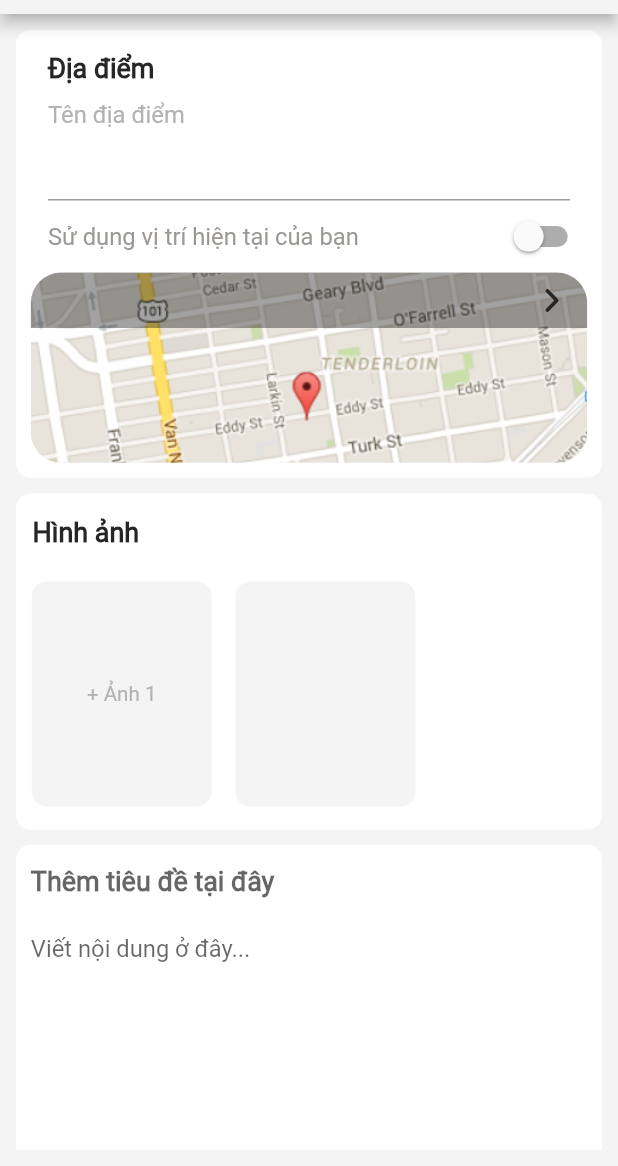
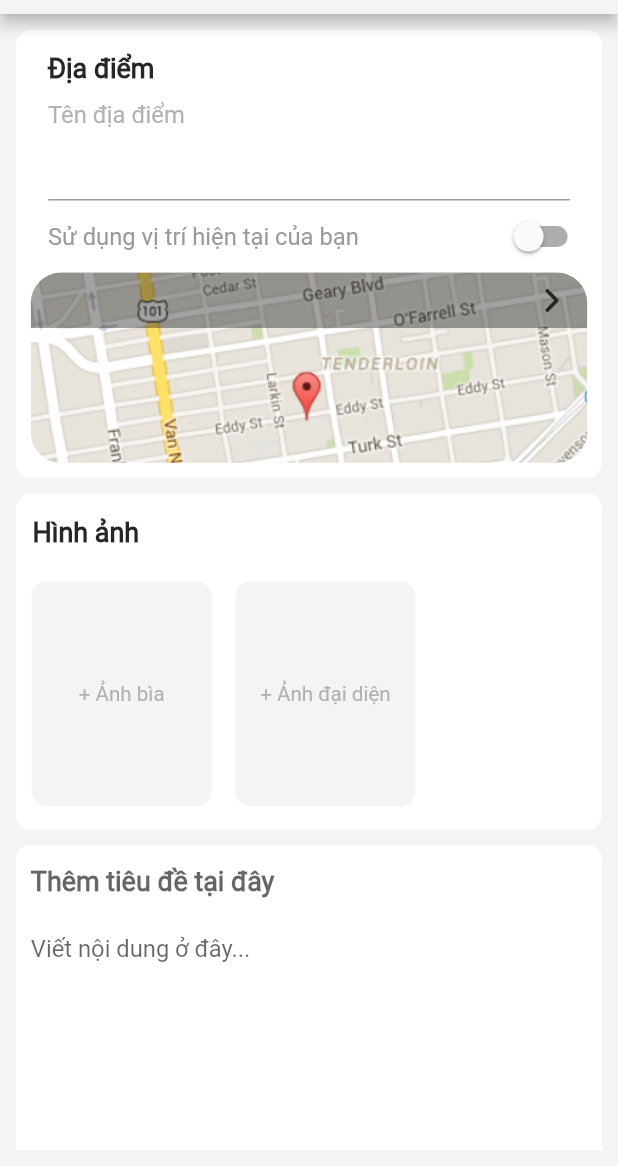
Before and after one commit to HuynhThiMinhNhuc/MeerApp-FrontEnd, a Flutter app: the CreateNewEmergencyPage screen opened directly, on a phone screen of 412 x 824 dp, the part 70-1236 px from its top. Run offline on Flutter 3.47's test engine with Material 2 defaults, Android fonts, the phone set to English and light mode, and no system bars; our stand-ins replace card_swiper, csv, dio, fancy_bottom_navigation, flutter_screenutil, flutter_spinkit and 8 more; missing offline and left inert: custom_info_window, debounce_throttle, skeleton_loader; accounts and stored records are empty; Roboto replaces fonts that are missing (Roboto-Regular.ttf); statements that could not run were skipped.

Commit message:
fix name

```diff
--- a/meerapp/lib/present/page/new_emergency_page/create_new_emergencypage.dart
+++ b/meerapp/lib/present/page/new_emergency_page/create_new_emergencypage.dart
@@ -272,7 +272,7 @@ class _CreateNewEmergencyPageState extends State<CreateNewEmergencyPage> {
                       children: [
                         ImageCard(
                           initData: backgroundImagePath,
-                          hintTitle: "+ Ảnh 1",
+                          hintTitle: "+ Ảnh bìa",
                           onImageChanged: (file) {
                             backgroundImagePath = file;
                           },
@@ -282,6 +282,7 @@ class _CreateNewEmergencyPageState extends State<CreateNewEmergencyPage> {
                         ),
                         ImageCard(
                           initData: avatarImagePath,
+                          hintTitle: "+ Ảnh đại diện",
                           onImageChanged: (file) {
                             avatarImagePath = file;
                           },
```
